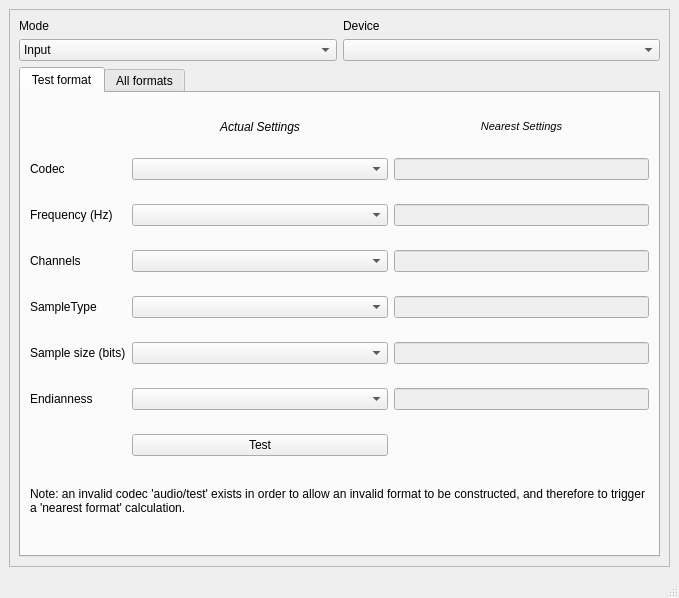
qt/qtmultimedia, file examples/multimedia/audiodevices/audiodevicesbase.ui: the form before one commit.
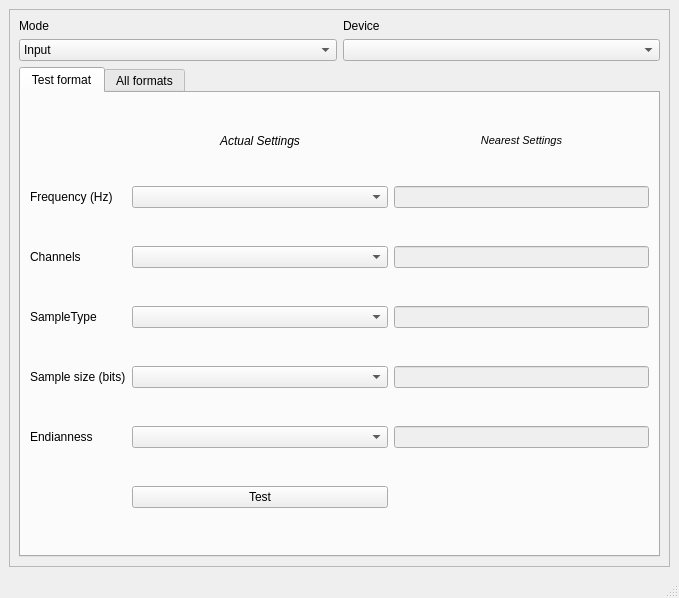
The form after the commit. The open tabs and pages were chosen to show the change.

Commit message:
Remove codec property from QAudioFormat and related
We only ever supported audio/x-raw (ie. unencoded PCM). Remove the
codec properties from QAudioBuffer and QAudioDeviceInfo. Those deal
with raw unencoded data and nothing else.

The edit to the form file:
```diff
--- a/examples/multimedia/audiodevices/audiodevicesbase.ui
+++ b/examples/multimedia/audiodevices/audiodevicesbase.ui
@@ -31,8 +31,8 @@
         <rect>
          <x>0</x>
          <y>0</y>
-         <width>659</width>
-         <height>558</height>
+         <width>653</width>
+         <height>545</height>
         </rect>
        </property>
        <layout class="QGridLayout" name="gridLayout_4">
@@ -72,35 +72,17 @@
           <item row="2" column="0" colspan="2">
            <widget class="QTabWidget" name="tabWidget">
             <property name="currentIndex">
-             <number>0</number>
+             <number>1</number>
             </property>
             <widget class="QWidget" name="testFormatTab">
              <attribute name="title">
               <string>Test format</string>
              </attribute>
              <layout class="QGridLayout" name="gridLayout">
-              <item row="0" column="1">
-               <widget class="QLabel" name="actualLabel">
-                <property name="sizePolicy">
-                 <sizepolicy hsizetype="Preferred" vsizetype="Fixed">
-                  <horstretch>0</horstretch>
-                  <verstretch>0</verstretch>
-                 </sizepolicy>
-                </property>
-                <property name="frameShape">
-                 <enum>QFrame::NoFrame</enum>
-                </property>
-                <property name="frameShadow">
-                 <enum>QFrame::Plain</enum>
-                </property>
+              <item row="14" column="1">
+               <widget class="QPushButton" name="testButton">
                 <property name="text">
-                 <string>&lt;i&gt;Actual Settings&lt;/i&gt;</string>
-                </property>
-                <property name="textFormat">
-                 <enum>Qt::RichText</enum>
-                </property>
-                <property name="alignment">
-                 <set>Qt::AlignCenter</set>
+                 <string>Test</string>
                 </property>
                </widget>
               </item>
@@ -133,140 +115,125 @@
                 </property>
                </widget>
               </item>
-              <item row="3" column="1">
-               <widget class="QComboBox" name="sampleRateBox">
-                <property name="sizePolicy">
-                 <sizepolicy hsizetype="Expanding" vsizetype="Fixed">
-                  <horstretch>0</horstretch>
-                  <verstretch>0</verstretch>
-                 </sizepolicy>
-                </property>
-               </widget>
-              </item>
-              <item row="3" column="2">
-               <widget class="QLineEdit" name="nearestSampleRate">
-                <property name="enabled">
-                 <bool>false</bool>
-                </property>
-               </widget>
-              </item>
-              <item row="5" column="1">
-               <widget class="QComboBox" name="channelsBox"/>
-              </item>
-              <item row="5" column="2">
-               <widget class="QLineEdit" name="nearestChannel">
-                <property name="enabled">
-                 <bool>false</bool>
-                </property>
-               </widget>
-              </item>
-              <item row="9" column="1">
-               <widget class="QComboBox" name="sampleSizesBox"/>
-              </item>
-              <item row="9" column="2">
+              <item row="8" column="2">
                <widget class="QLineEdit" name="nearestSampleSize">
                 <property name="enabled">
                  <bool>false</bool>
                 </property>
                </widget>
               </item>
-              <item row="14" column="1">
-               <widget class="QComboBox" name="endianBox"/>
-              </item>
               <item row="14" column="2">
-               <widget class="QLineEdit" name="nearestEndian">
-                <property name="enabled">
-                 <bool>false</bool>
-                </property>
-               </widget>
-              </item>
-              <item row="15" column="1">
-               <widget class="QPushButton" name="testButton">
-                <property name="text">
-                 <string>Test</string>
-                </property>
-               </widget>
-              </item>
-              <item row="15" column="2">
                <widget class="QLabel" name="testResult">
                 <property name="text">
                  <string/>
                 </property>
                </widget>
               </item>
-              <item row="3" column="0">
-               <widget class="QLabel" name="actualFreqLabel">
-                <property name="text">
-                 <string>Frequency (Hz)</string>
-                </property>
-               </widget>
-              </item>
               <item row="5" column="0">
-               <widget class="QLabel" name="actualChannelLabel">
+               <widget class="QLabel" name="actualSampleTypeLabel">
                 <property name="text">
-                 <string>Channels</string>
+                 <string>SampleType</string>
                 </property>
                </widget>
               </item>
-              <item row="9" column="0">
+              <item row="8" column="0">
                <widget class="QLabel" name="actualSampleSizeLabel">
                 <property name="text">
                  <string>Sample size (bits)</string>
                 </property>
                </widget>
               </item>
-              <item row="14" column="0">
+              <item row="13" column="0">
                <widget class="QLabel" name="actualEndianLabel">
                 <property name="text">
                  <string>Endianness</string>
                 </property>
                </widget>
               </item>
-              <item row="16" column="0" colspan="3">
-               <widget class="QLabel" name="label">
-                <property name="sizePolicy">
-                 <sizepolicy hsizetype="Preferred" vsizetype="Fixed">
-                  <horstretch>0</horstretch>
-                  <verstretch>0</verstretch>
-                 </sizepolicy>
+              <item row="5" column="2">
+               <widget class="QLineEdit" name="nearestSampleType">
+                <property name="enabled">
+                 <bool>false</bool>
                 </property>
-                <property name="text">
-                 <string>Note: an invalid codec 'audio/test' exists in order to allow an invalid format to be constructed, and therefore to trigger a 'nearest format' calculation.</string>
+               </widget>
+              </item>
+              <item row="5" column="1">
+               <widget class="QComboBox" name="sampleTypesBox"/>
+              </item>
+              <item row="4" column="2">
+               <widget class="QLineEdit" name="nearestChannel">
+                <property name="enabled">
+                 <bool>false</bool>
                 </property>
-                <property name="wordWrap">
-                 <bool>true</bool>
-                </property>
                </widget>
               </item>
-              <item row="2" column="0">
-               <widget class="QLabel" name="actualCodecLabel">
+              <item row="4" column="0">
+               <widget class="QLabel" name="actualChannelLabel">
                 <property name="text">
-                 <string>Codec</string>
+                 <string>Channels</string>
                 </property>
                </widget>
               </item>
+              <item row="13" column="1">
+               <widget class="QComboBox" name="endianBox"/>
+              </item>
+              <item row="8" column="1">
+               <widget class="QComboBox" name="sampleSizesBox"/>
+              </item>
               <item row="2" column="2">
-               <widget class="QLineEdit" name="nearestCodec">
+               <widget class="QLineEdit" name="nearestSampleRate">
                 <property name="enabled">
                  <bool>false</bool>
                 </property>
                </widget>
               </item>
               <item row="2" column="1">
-               <widget class="QComboBox" name="codecsBox"/>
+               <widget class="QComboBox" name="sampleRateBox">
+                <property name="sizePolicy">
+                 <sizepolicy hsizetype="Expanding" vsizetype="Fixed">
+                  <horstretch>0</horstretch>
+                  <verstretch>0</verstretch>
+                 </sizepolicy>
+                </property>
+               </widget>
               </item>
-              <item row="6" column="0">
-               <widget class="QLabel" name="actualSampleTypeLabel">
+              <item row="4" column="1">
+               <widget class="QComboBox" name="channelsBox"/>
+              </item>
+              <item row="0" column="1">
+               <widget class="QLabel" name="actualLabel">
+                <property name="sizePolicy">
+                 <sizepolicy hsizetype="Preferred" vsizetype="Fixed">
+                  <horstretch>0</horstretch>
+                  <verstretch>0</verstretch>
+                 </sizepolicy>
+                </property>
+                <property name="frameShape">
+                 <enum>QFrame::NoFrame</enum>
+                </property>
+                <property name="frameShadow">
+                 <enum>QFrame::Plain</enum>
+                </property>
                 <property name="text">
-                 <string>SampleType</string>
+                 <string>&lt;i&gt;Actual Settings&lt;/i&gt;</string>
                 </property>
+                <property name="textFormat">
+                 <enum>Qt::RichText</enum>
+                </property>
+                <property name="alignment">
+                 <set>Qt::AlignCenter</set>
+                </property>
                </widget>
               </item>
-              <item row="6" column="1">
-               <widget class="QComboBox" name="sampleTypesBox"/>
+              <item row="2" column="0">
+               <widget class="QLabel" name="actualFreqLabel">
+                <property name="text">
+                 <string>Frequency (Hz)</string>
+                </property>
+               </widget>
               </item>
-              <item row="6" column="2">
-               <widget class="QLineEdit" name="nearestSampleType">
+              <item row="13" column="2">
+               <widget class="QLineEdit" name="nearestEndian">
                 <property name="enabled">
                  <bool>false</bool>
                 </property>
@@ -312,29 +279,27 @@
                 <property name="cornerButtonEnabled">
                  <bool>false</bool>
                 </property>
+                <property name="columnCount">
+                 <number>5</number>
+                </property>
                 <attribute name="horizontalHeaderHighlightSections">
                  <bool>false</bool>
                 </attribute>
+                <attribute name="horizontalHeaderStretchLastSection">
+                 <bool>true</bool>
+                </attribute>
                 <attribute name="verticalHeaderVisible">
                  <bool>false</bool>
                 </attribute>
                 <attribute name="verticalHeaderHighlightSections">
                  <bool>false</bool>
                 </attribute>
-                <column>
-                 <property name="text">
-                  <string>Codec</string>
-                 </property>
-                 <property name="textAlignment">
-                  <set>AlignHCenter|AlignVCenter|AlignCenter</set>
-                 </property>
-                </column>
                 <column>
                  <property name="text">
                   <string>Frequency (Hz)</string>
                  </property>
                  <property name="textAlignment">
-                  <set>AlignHCenter|AlignVCenter|AlignCenter</set>
+                  <set>AlignCenter</set>
                  </property>
                 </column>
                 <column>
@@ -342,7 +307,7 @@
                   <string>Channels</string>
                  </property>
                  <property name="textAlignment">
-                  <set>AlignHCenter|AlignVCenter|AlignCenter</set>
+                  <set>AlignCenter</set>
                  </property>
                 </column>
                 <column>
@@ -350,7 +315,7 @@
                   <string>Sample type</string>
                  </property>
                  <property name="textAlignment">
-                  <set>AlignHCenter|AlignVCenter|AlignCenter</set>
+                  <set>AlignCenter</set>
                  </property>
                 </column>
                 <column>
@@ -358,16 +323,13 @@
                   <string>Sample size (bits)</string>
                  </property>
                  <property name="textAlignment">
-                  <set>AlignHCenter|AlignVCenter|AlignCenter</set>
+                  <set>AlignCenter</set>
                  </property>
                 </column>
                 <column>
                  <property name="text">
                   <string>Endianness</string>
                  </property>
-                 <property name="textAlignment">
-                  <set>AlignHCenter|AlignVCenter|AlignCenter</set>
-                 </property>
                 </column>
                </widget>
               </item>
```
The commit also changes 42 other files.
